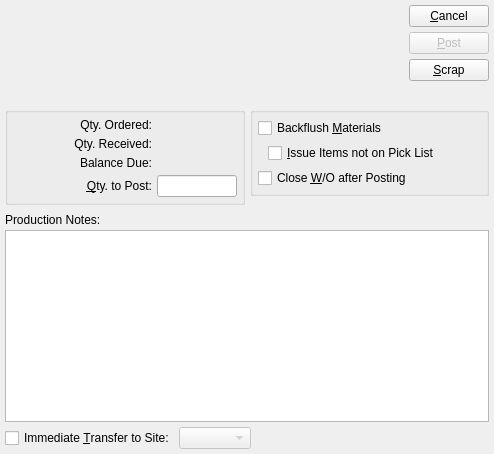
This is guiclient/postProduction.ui in Pegasus-RPG/xtuple-client as Qt 5 draws it before an edit. The edited form follows.
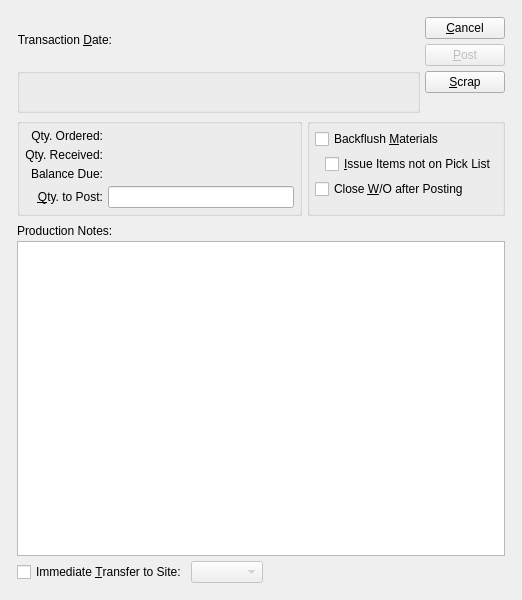
This is the edited form. Custom widgets are drawn as their Qt base class.

```diff
--- a/guiclient/postProduction.ui
+++ b/guiclient/postProduction.ui
@@ -13,35 +13,43 @@
    <rect>
     <x>0</x>
     <y>0</y>
-    <width>494</width>
-    <height>454</height>
+    <width>522</width>
+    <height>600</height>
    </rect>
   </property>
   <property name="windowTitle">
    <string>Post Production</string>
   </property>
-  <layout class="QVBoxLayout" name="verticalLayout_4">
-   <item>
+  <layout class="QGridLayout" name="gridLayout_4">
+   <item row="0" column="0">
+    <layout class="QGridLayout" name="gridLayout_3">
+     <property name="margin">
+      <number>12</number>
+     </property>
+     <item row="0" column="0">
     <layout class="QHBoxLayout" name="horizontalLayout">
      <item>
-      <layout class="QVBoxLayout" name="verticalLayout_2">
-       <item>
-        <widget class="WoCluster" name="_wo"/>
-       </item>
-       <item>
-        <spacer name="verticalSpacer_2">
-         <property name="orientation">
-          <enum>Qt::Vertical</enum>
+        <widget class="QLabel" name="_transDateLit">
+         <property name="text">
+          <string>Transaction &amp;Date:</string>
          </property>
-         <property name="sizeHint" stdset="0">
-          <size>
-           <width>20</width>
-           <height>0</height>
-          </size>
+         <property name="alignment">
+          <set>Qt::AlignRight|Qt::AlignTrailing|Qt::AlignVCenter</set>
          </property>
-        </spacer>
+         <property name="buddy">
+          <cstring>_transDate</cstring>
+         </property>
+        </widget>
        </item>
-      </layout>
+       <item>
+        <widget class="DLineEdit" name="_transDate">
+         <property name="sizePolicy">
+          <sizepolicy hsizetype="Preferred" vsizetype="Fixed">
+           <horstretch>0</horstretch>
+           <verstretch>0</verstretch>
+          </sizepolicy>
+         </property>
+        </widget>
      </item>
      <item>
       <spacer>
@@ -59,7 +67,9 @@
        </property>
       </spacer>
      </item>
-     <item>
+      </layout>
+     </item>
+     <item row="0" column="1" rowspan="2">
       <layout class="QVBoxLayout">
        <item>
         <widget class="QPushButton" name="_close">
@@ -103,9 +113,23 @@
        </item>
       </layout>
      </item>
-    </layout>
-   </item>
-   <item>
+     <item row="1" column="0">
+      <widget class="QGroupBox" name="_woGroup">
+       <property name="title">
+        <string/>
+       </property>
+       <layout class="QGridLayout" name="gridLayout">
+        <item row="0" column="0">
+         <widget class="WoCluster" name="_wo">
+          <property name="focusPolicy">
+           <enum>Qt::StrongFocus</enum>
+          </property>
+         </widget>
+        </item>
+       </layout>
+      </widget>
+     </item>
+     <item row="2" column="0" colspan="2">
     <layout class="QHBoxLayout" name="horizontalLayout_2">
      <item>
       <layout class="QVBoxLayout">
@@ -114,7 +138,11 @@
          <property name="title">
           <string/>
          </property>
-         <layout class="QGridLayout">
+           <layout class="QGridLayout" name="gridLayout_6">
+            <item row="0" column="0">
+             <layout class="QVBoxLayout" name="verticalLayout_2">
+              <item>
+               <layout class="QGridLayout" name="gridLayout_5">
           <item row="0" column="0">
            <widget class="QLabel" name="_qtyOrderedLit">
             <property name="text">
@@ -199,28 +227,15 @@
           </item>
           <item row="3" column="1">
            <widget class="XLineEdit" name="_qty">
-            <property name="sizePolicy">
-             <sizepolicy hsizetype="Preferred" vsizetype="Fixed">
-              <horstretch>0</horstretch>
-              <verstretch>0</verstretch>
-             </sizepolicy>
-            </property>
-            <property name="maximumSize">
-             <size>
-              <width>80</width>
-              <height>32767</height>
-             </size>
-            </property>
             <property name="alignment">
              <set>Qt::AlignRight</set>
             </property>
            </widget>
           </item>
          </layout>
-        </widget>
        </item>
        <item>
-        <spacer>
+               <spacer name="verticalSpacer_2">
          <property name="orientation">
           <enum>Qt::Vertical</enum>
          </property>
@@ -231,6 +246,11 @@
           </size>
          </property>
         </spacer>
+              </item>
+             </layout>
+            </item>
+           </layout>
+          </widget>
        </item>
       </layout>
      </item>
@@ -298,9 +318,6 @@
             </property>
            </widget>
           </item>
-         </layout>
-        </widget>
-       </item>
        <item>
         <spacer name="verticalSpacer">
          <property name="orientation">
@@ -315,10 +332,31 @@
         </spacer>
        </item>
       </layout>
+          </widget>
      </item>
     </layout>
    </item>
-   <item>
+      </layout>
+     </item>
+     <item row="3" column="0" colspan="2">
+      <widget class="QFrame" name="_frame">
+       <property name="sizePolicy">
+        <sizepolicy hsizetype="Preferred" vsizetype="Expanding">
+         <horstretch>0</horstretch>
+         <verstretch>1</verstretch>
+        </sizepolicy>
+       </property>
+       <property name="frameShape">
+        <enum>QFrame::NoFrame</enum>
+       </property>
+       <property name="frameShadow">
+        <enum>QFrame::Raised</enum>
+       </property>
+       <layout class="QGridLayout" name="gridLayout_2">
+        <property name="margin">
+         <number>0</number>
+        </property>
+        <item row="0" column="0">
     <layout class="QVBoxLayout">
      <property name="spacing">
       <number>0</number>
@@ -350,11 +388,17 @@
          <verstretch>2</verstretch>
         </sizepolicy>
        </property>
+            <property name="tabChangesFocus">
+             <bool>true</bool>
+            </property>
       </widget>
      </item>
     </layout>
    </item>
-   <item>
+       </layout>
+      </widget>
+     </item>
+     <item row="4" column="0">
     <layout class="QHBoxLayout">
      <item>
       <widget class="XCheckBox" name="_immediateTransfer">
@@ -389,10 +433,17 @@
     </layout>
    </item>
   </layout>
+   </item>
+  </layout>
  </widget>
  <layoutdefault spacing="5" margin="5"/>
  <pixmapfunction>qPixmapFromMimeSource</pixmapfunction>
  <customwidgets>
+  <customwidget>
+   <class>DLineEdit</class>
+   <extends>QWidget</extends>
+   <header>datecluster.h</header>
+  </customwidget>
   <customwidget>
    <class>WComboBox</class>
    <extends>XComboBox</extends>
```
Left out of the diff: 7 changed lines with no effect on the pictures. Lines whose indentation alone changed are shown as unchanged.
